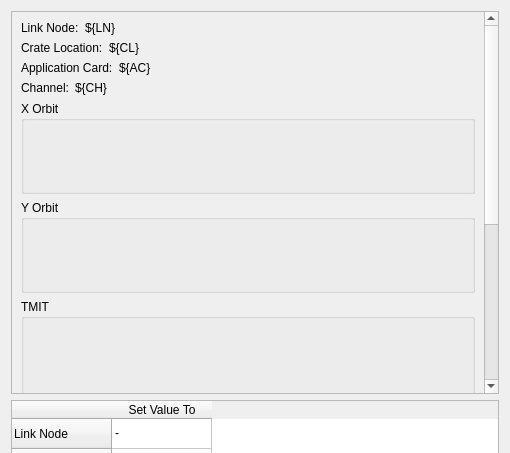
The window that gui/resources/conf_bpm_embed.ui (zdomke/sc_mps_gui) describes before a commit, drawn with Qt 5; both pictures show x 0 to 510 and y 0 to 453 of the 510 by 793 pixel window.
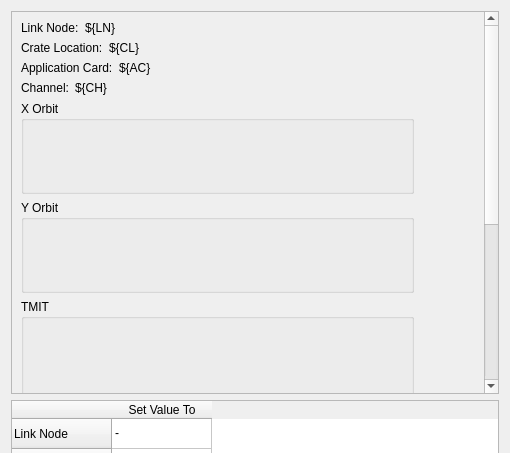
The same window after the commit. Custom widgets are drawn as their Qt base class.

Commit message: BPM Embed fixed width

The edit to the form file:
```diff
--- a/gui/resources/conf_bpm_embed.ui
+++ b/gui/resources/conf_bpm_embed.ui
@@ -133,6 +133,12 @@
        </item>
        <item>
         <widget class="QGroupBox" name="xorbit_box">
+         <property name="sizePolicy">
+          <sizepolicy hsizetype="Fixed" vsizetype="Preferred">
+           <horstretch>0</horstretch>
+           <verstretch>0</verstretch>
+          </sizepolicy>
+         </property>
          <property name="title">
           <string>X Orbit</string>
          </property>
@@ -170,6 +176,12 @@
        </item>
        <item>
         <widget class="QGroupBox" name="yorbit_box">
+         <property name="sizePolicy">
+          <sizepolicy hsizetype="Fixed" vsizetype="Preferred">
+           <horstretch>0</horstretch>
+           <verstretch>0</verstretch>
+          </sizepolicy>
+         </property>
          <property name="title">
           <string>Y Orbit</string>
          </property>
@@ -207,6 +219,12 @@
        </item>
        <item>
         <widget class="QGroupBox" name="tmit_box">
+         <property name="sizePolicy">
+          <sizepolicy hsizetype="Fixed" vsizetype="Preferred">
+           <horstretch>0</horstretch>
+           <verstretch>0</verstretch>
+          </sizepolicy>
+         </property>
          <property name="title">
           <string>TMIT</string>
          </property>
```
The commit also changes 2 other files.
